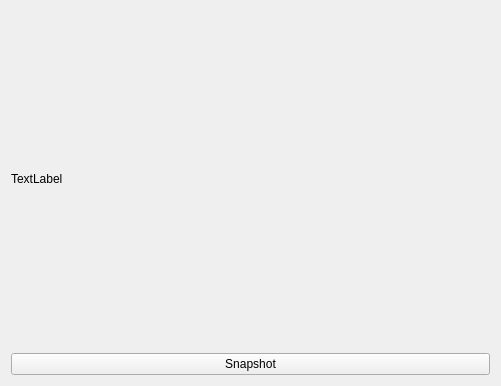
Old version of the form widget.ui in the repository Yumeri/snapshot.
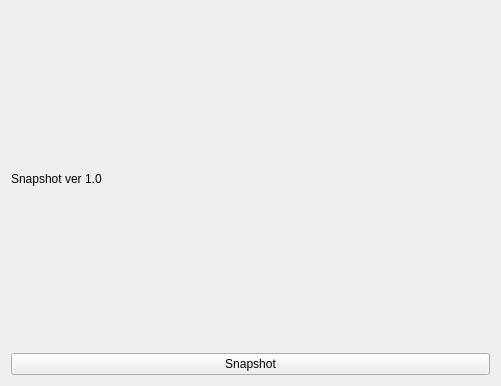
New version of the form.

```diff
--- a/widget.ui
+++ b/widget.ui
@@ -19,7 +19,7 @@
      <item>
       <widget class="QLabel" name="label">
        <property name="text">
-        <string>TextLabel</string>
+        <string>Snapshot ver 1.0</string>
        </property>
       </widget>
      </item>
```
